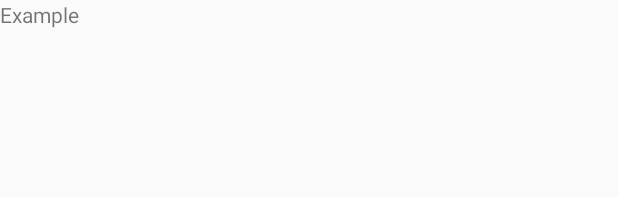
After one commit to AppOpenSource/FastEc, an Android app: the layout delegate_example.xml on its own in the app's theme, with its tools: preview values and no code run, on a phone screen of 412 x 824 dp. The commit adds this screen. Shown: the top 197 px of the screen. Run offline under Robolectric (Android 15) with nearby library versions, the phone set to English and light mode, and no system bars.

Commit message:
成功运行基础框架

```diff
--- a/example/src/main/AndroidManifest.xml
+++ b/example/src/main/AndroidManifest.xml
@@ -12,8 +12,9 @@
         android:roundIcon="@mipmap/ic_launcher_round"
         android:appComponentFactory=""
         tools:replace="android:appComponentFactory"
+        android:theme="@style/Theme.AppCompat.Light.NoActionBar"
         android:supportsRtl="true">
-        <activity android:name=".MainActivity">
+        <activity android:name=".ExampleActivity">
             <intent-filter>
                 <action android:name="android.intent.action.MAIN" />
 
--- a/example/src/main/res/layout/activity_main.xml
+++ b/example/src/main/res/layout/activity_main.xml
@@ -3,7 +3,7 @@
     xmlns:tools="http://schemas.android.com/tools"
     android:layout_width="match_parent"
     android:layout_height="match_parent"
-    tools:context=".MainActivity">
+    tools:context=".ExampleActivity">
 
     <TextView
         android:layout_width="wrap_content"
--- /dev/null
+++ b/example/src/main/res/layout/delegate_example.xml
@@ -0,0 +1,11 @@
+<?xml version="1.0" encoding="utf-8"?>
+<LinearLayout xmlns:android="http://schemas.android.com/apk/res/android"
+    android:orientation="vertical" android:layout_width="match_parent"
+    android:layout_height="match_parent">
+
+    <TextView
+        android:layout_width="match_parent"
+        android:layout_height="match_parent"
+        android:text="Example"/>
+
+</LinearLayout>
--- a/latte_core/src/main/java/com/diabin/latte/activity/ProxyActivity.java
+++ b/latte_core/src/main/java/com/diabin/latte/activity/ProxyActivity.java
@@ -18,6 +18,7 @@ public abstract class ProxyActivity extends SupportActivity {
     @Override
     protected void onCreate(@Nullable Bundle savedInstanceState) {
         super.onCreate(savedInstanceState);
+        initContainer(savedInstanceState);
     }
 
     private void initContainer(@Nullable Bundle savedInstanceState) {
```
Also changed, not shown: example/src/main/java/com/diabin/fastec/example/ExampleActivity.java (added, +12 -0 lines), example/src/main/java/com/diabin/fastec/example/ExampleDelegate.java (added, +11 -0 lines), example/src/main/java/com/diabin/fastec/example/MainActivity.java (deleted, +0 -18 lines), latte_core/src/main/java/com/diabin/latte/delegates/BaseDelegate.java (+91 -0 lines).
